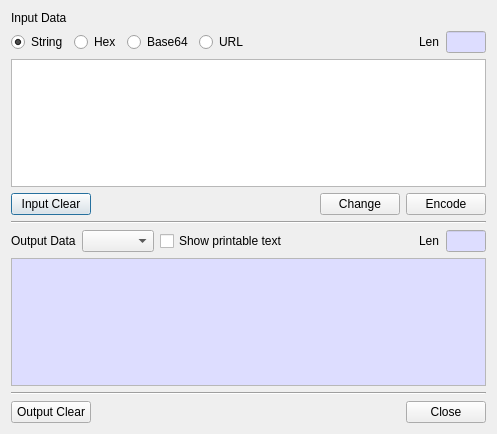
The window that BerEditor/data_encoder_dlg.ui (jykim74/BerEditor) describes before a commit, drawn with Qt 5.
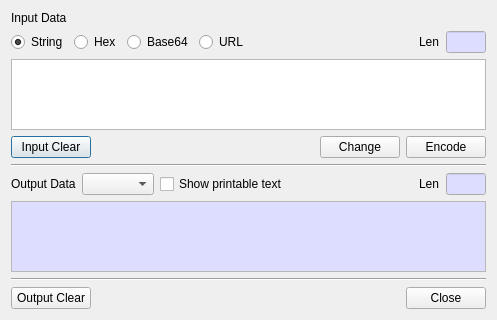
The same window after the commit.

The edit to the form file:
```diff
--- a/BerEditor/data_encoder_dlg.ui
+++ b/BerEditor/data_encoder_dlg.ui
@@ -7,7 +7,7 @@
     <x>0</x>
     <y>0</y>
     <width>497</width>
-    <height>434</height>
+    <height>320</height>
    </rect>
   </property>
   <property name="windowTitle">
```
